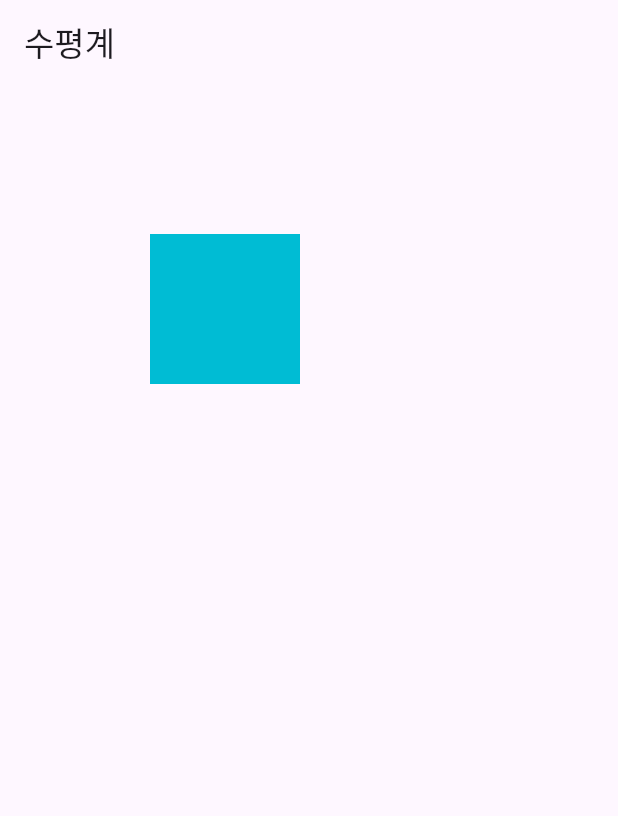
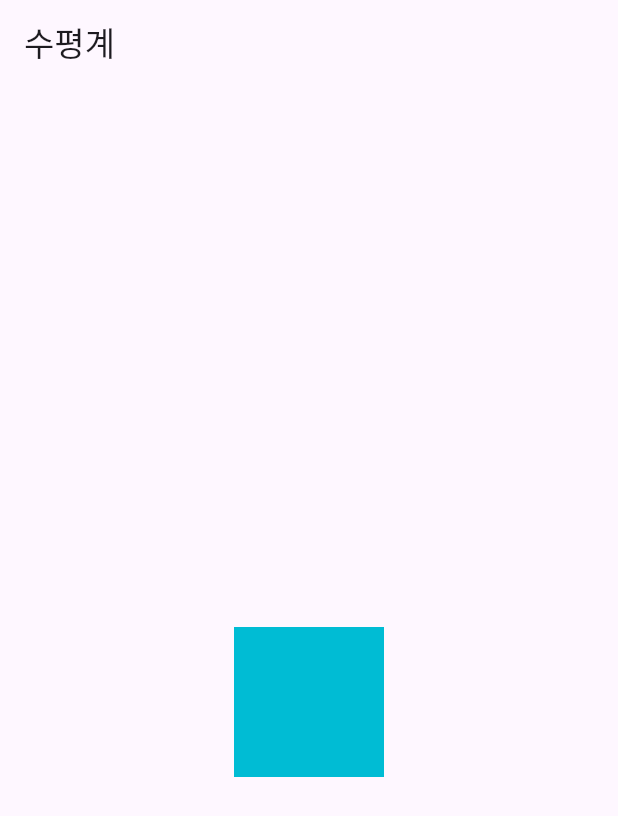
Before and after one commit to OSS0302/tilt_sensor, a Flutter app: the screen it shows after launch, on a phone screen of 412 x 824 dp. Shown: the top 816 px of the screen. Run offline on Flutter 3.47's test engine with Material 3 defaults, Android fonts, the phone set to English and light mode, and no system bars.

Commit message:
092. Stack, Positioned, MediaQuery

```diff
--- a/lib/sensor_app.dart
+++ b/lib/sensor_app.dart
@@ -5,6 +5,8 @@ class SensorApp extends StatelessWidget {
 
   @override
   Widget build(BuildContext context) {
+    final centerX = MediaQuery.of(context).size.width / 2 - 50;
+    final centerY = MediaQuery.of(context).size.height / 2 - 50;
 
     return Scaffold(
       appBar: AppBar(
@@ -13,8 +15,8 @@ class SensorApp extends StatelessWidget {
       body: Stack(
         children: [
           Positioned(
-            left: 100,
-            top: 100,
+            left: centerX,
+            top: centerY,
             child: Container(
               width: 100,
               height: 100,
```
